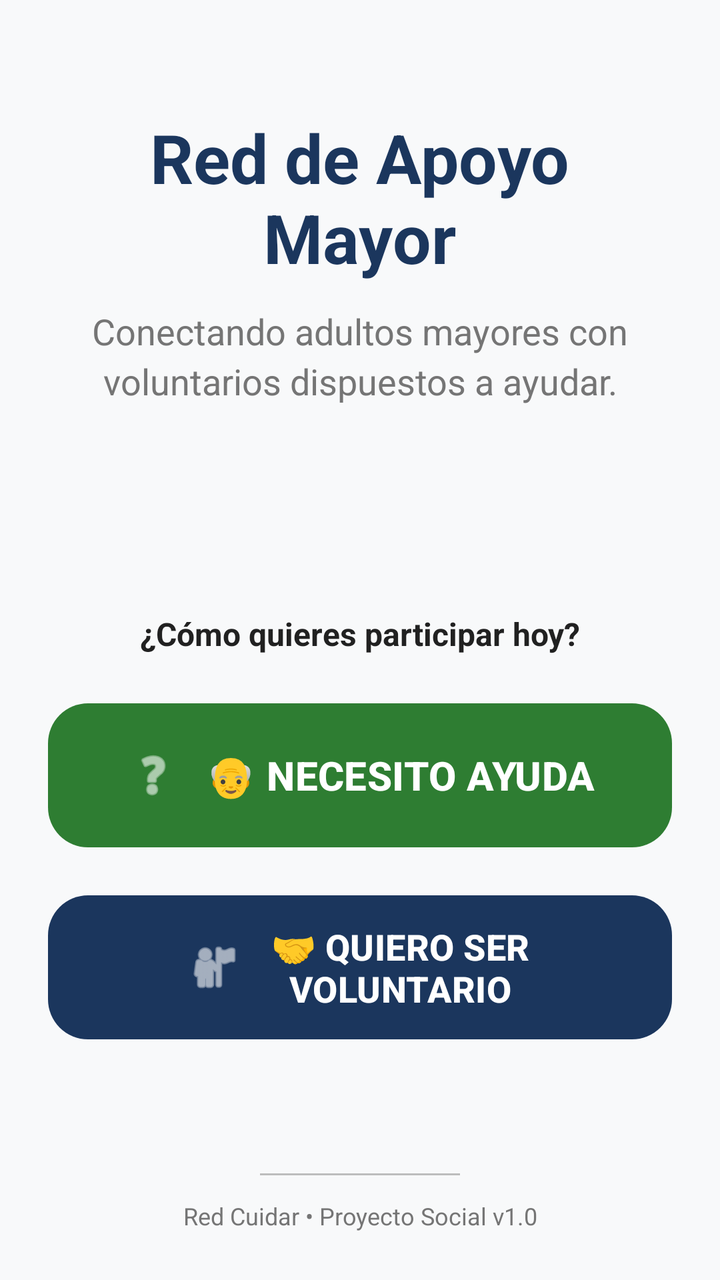
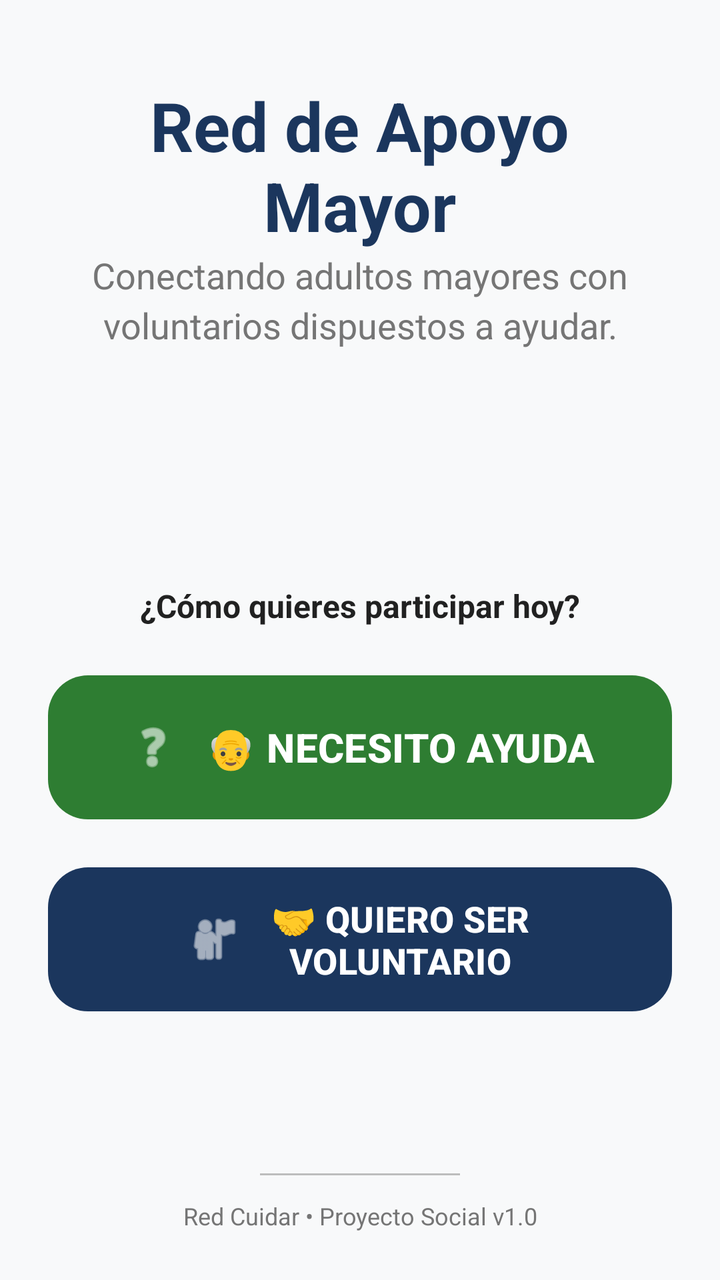

Screens rendered from an Android XML layout before and after an edit, with the pre-edit source and the edit as a unified diff.
<!-- AndroidManifest.xml: application theme Theme.Voluntarios -->
<!-- res/layout/activity_main.xml -->
<?xml version="1.0" encoding="utf-8"?>
<androidx.constraintlayout.widget.ConstraintLayout xmlns:android="http://schemas.android.com/apk/res/android"
    xmlns:app="http://schemas.android.com/apk/res-auto"
    xmlns:tools="http://schemas.android.com/tools"
    android:id="@+id/main"
    android:layout_width="match_parent"
    android:layout_height="match_parent"
    android:background="@color/background_light"
    android:padding="24dp"
    tools:context="com.redvoluntarios.MainActivity">

    
    <LinearLayout
        android:id="@+id/headerContainer"
        android:layout_width="match_parent"
        android:layout_height="wrap_content"
        android:orientation="vertical"
        android:gravity="center"
        android:layout_marginTop="32dp"
        app:layout_constraintTop_toTopOf="parent">

        <TextView
            android:id="@+id/txtBienvenida"
            android:layout_width="wrap_content"
            android:layout_height="wrap_content"
            android:text="@string/red_de_apoyo_nmayor"
            android:textSize="34sp"
            android:textStyle="bold"
            android:textColor="@color/primary_blue"
            android:textAlignment="center" />

        <TextView
            android:id="@+id/txtSubtitulo"
            android:layout_width="wrap_content"
            android:layout_height="wrap_content"
            android:layout_marginTop="12dp"
            android:text="@string/main_subtitulo"
            android:textSize="18sp"
            android:textColor="@color/text_secondary"
            android:textAlignment="center"
            android:lineSpacingExtra="4sp" />
    </LinearLayout>

    
    <TextView
        android:id="@+id/txtSeleccion"
        android:layout_width="wrap_content"
        android:layout_height="wrap_content"
        android:text="@string/main_seleccion"
        android:textSize="16sp"
        android:textStyle="bold"
        android:textColor="@color/text_primary"
        app:layout_constraintTop_toBottomOf="@id/headerContainer"
        app:layout_constraintBottom_toTopOf="@+id/btnRolMayor"
        app:layout_constraintLeft_toLeftOf="parent"
        app:layout_constraintRight_toRightOf="parent"
        app:layout_constraintVertical_chainStyle="packed"
        android:layout_marginTop="40dp" />

    
    <com.google.android.material.button.MaterialButton
        android:id="@+id/btnRolMayor"
        android:layout_width="match_parent"
        android:layout_height="80dp"
        android:layout_marginTop="20dp"
        android:text="@string/main_btn_mayor"
        android:textSize="20sp"
        android:textStyle="bold"
        android:textColor="@color/white"
        app:backgroundTint="@color/secondary_green"
        app:cornerRadius="20dp"
        app:icon="@android:drawable/ic_menu_help"
        app:iconGravity="textStart"
        app:iconSize="28dp"
        app:iconPadding="12dp"
        app:layout_constraintTop_toBottomOf="@id/txtSeleccion"
        app:layout_constraintBottom_toTopOf="@+id/btnRolVoluntario" />

    <com.google.android.material.button.MaterialButton
        android:id="@+id/btnRolVoluntario"
        style="@style/Widget.Material3.Button"
        android:layout_width="match_parent"
        android:layout_height="80dp"
        android:layout_marginTop="16dp"
        android:text="@string/main_btn_voluntario"
        android:textSize="18sp"
        android:textStyle="bold"
        android:textColor="@color/white"
        app:backgroundTint="@color/primary_blue"
        app:cornerRadius="20dp"
        app:icon="@android:drawable/ic_menu_myplaces"
        app:iconGravity="textStart"
        app:iconSize="28dp"
        app:iconPadding="12dp"
        app:layout_constraintTop_toBottomOf="@id/btnRolMayor"
        app:layout_constraintBottom_toTopOf="@+id/footerContainer" />

    
    <LinearLayout
        android:id="@+id/footerContainer"
        android:layout_width="wrap_content"
        android:layout_height="wrap_content"
        android:orientation="vertical"
        android:gravity="center"
        app:layout_constraintBottom_toBottomOf="parent"
        app:layout_constraintLeft_toLeftOf="parent"
        app:layout_constraintRight_toRightOf="parent">

        <View
            android:layout_width="100dp"
            android:layout_height="1dp"
            android:background="@color/divider_color"
            android:layout_marginBottom="12dp" />

        <TextView
            android:id="@+id/txtFooter"
            android:layout_width="wrap_content"
            android:layout_height="wrap_content"
            android:text="@string/main_footer"
            android:textSize="12sp"
            android:textColor="@color/text_secondary"
            android:textAlignment="center" />
    </LinearLayout>

</androidx.constraintlayout.widget.ConstraintLayout>
<!-- resources referenced by this layout -->
<resources>
  <color name="background_light">#F8F9FA</color>
  <color name="divider_color">#BDBDBD</color>
  <color name="primary_blue">#1B365D</color>
  <color name="secondary_green">#2E7D32</color>
  <color name="text_primary">#212121</color>
  <color name="text_secondary">#757575</color>
  <color name="white">#FFFFFFFF</color>
  <string name="main_btn_mayor">👴 NECESITO AYUDA</string>
  <string name="main_btn_voluntario">🤝 QUIERO SER VOLUNTARIO</string>
  <string name="main_footer">Red Cuidar • Proyecto Social v1.0</string>
  <string name="main_seleccion">¿Cómo quieres participar hoy?</string>
  <string name="main_subtitulo">Conectando adultos mayores con voluntarios dispuestos a ayudar.</string>
  <string name="red_de_apoyo_nmayor">Red de Apoyo\nMayor</string>
  <style name="Theme.Voluntarios" parent="Base.Theme.Voluntarios" />
  <style name="Base.Theme.Voluntarios" parent="Theme.Material3.DayNight.NoActionBar">
          
          
      </style>
</resources>

<!-- the commit's change to res/layout/activity_main.xml (unified diff, before → after) -->
@@ -10,35 +10,39 @@
     tools:context="com.redvoluntarios.MainActivity">
 
     
+
+    
+
     <LinearLayout
         android:id="@+id/headerContainer"
         android:layout_width="match_parent"
         android:layout_height="wrap_content"
+        android:layout_marginTop="16dp"
+        android:gravity="center"
         android:orientation="vertical"
-        android:gravity="center"
-        android:layout_marginTop="32dp"
-        app:layout_constraintTop_toTopOf="parent">
+        app:layout_constraintTop_toTopOf="parent"
+        tools:layout_editor_absoluteX="24dp">
 
         <TextView
             android:id="@+id/txtBienvenida"
             android:layout_width="wrap_content"
             android:layout_height="wrap_content"
             android:text="@string/red_de_apoyo_nmayor"
+            android:textAlignment="center"
+            android:textColor="@color/primary_blue"
             android:textSize="34sp"
-            android:textStyle="bold"
-            android:textColor="@color/primary_blue"
-            android:textAlignment="center" />
+            android:textStyle="bold" />
 
         <TextView
             android:id="@+id/txtSubtitulo"
             android:layout_width="wrap_content"
             android:layout_height="wrap_content"
-            android:layout_marginTop="12dp"
+            android:lineSpacingExtra="4sp"
             android:text="@string/main_subtitulo"
-            android:textSize="18sp"
+            android:textAlignment="center"
             android:textColor="@color/text_secondary"
-            android:textAlignment="center"
-            android:lineSpacingExtra="4sp" />
+            android:textSize="18sp" />
+
     </LinearLayout>
 
     
@@ -46,18 +50,17 @@
         android:id="@+id/txtSeleccion"
         android:layout_width="wrap_content"
         android:layout_height="wrap_content"
+        android:layout_marginTop="40dp"
         android:text="@string/main_seleccion"
+        android:textColor="@color/text_primary"
         android:textSize="16sp"
         android:textStyle="bold"
-        android:textColor="@color/text_primary"
-        app:layout_constraintTop_toBottomOf="@id/headerContainer"
         app:layout_constraintBottom_toTopOf="@+id/btnRolMayor"
         app:layout_constraintLeft_toLeftOf="parent"
         app:layout_constraintRight_toRightOf="parent"
-        app:layout_constraintVertical_chainStyle="packed"
-        android:layout_marginTop="40dp" />
+        app:layout_constraintTop_toBottomOf="@id/headerContainer"
+        app:layout_constraintVertical_chainStyle="packed" />
 
-    
     <com.google.android.material.button.MaterialButton
         android:id="@+id/btnRolMayor"
         android:layout_width="match_parent"
